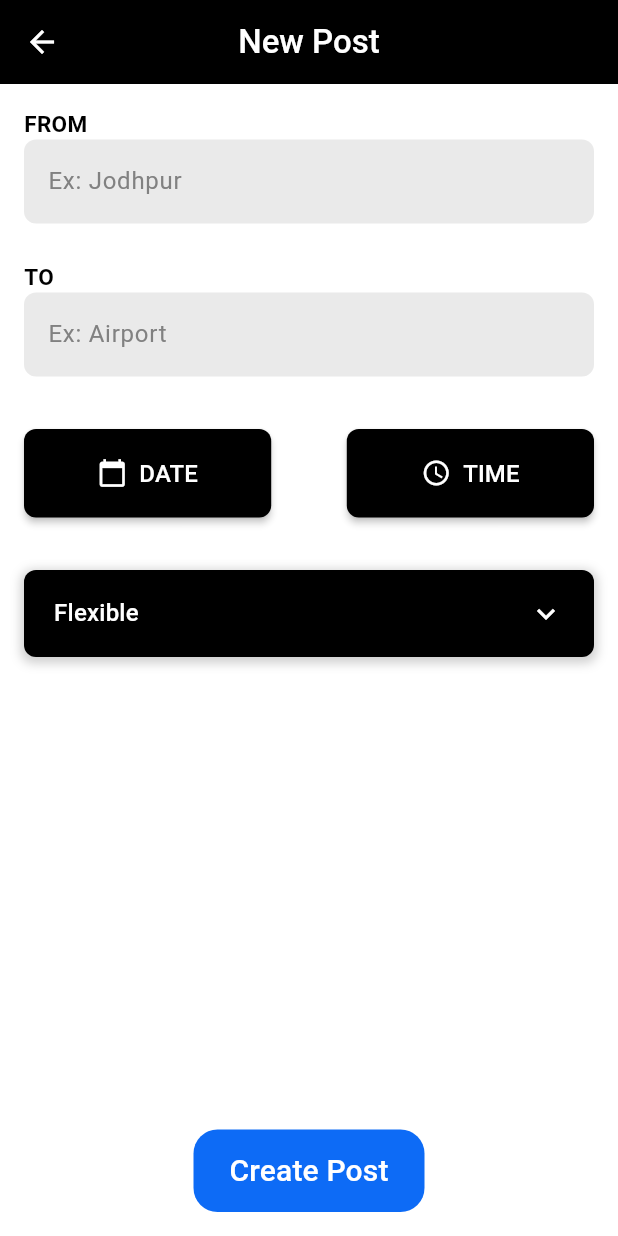
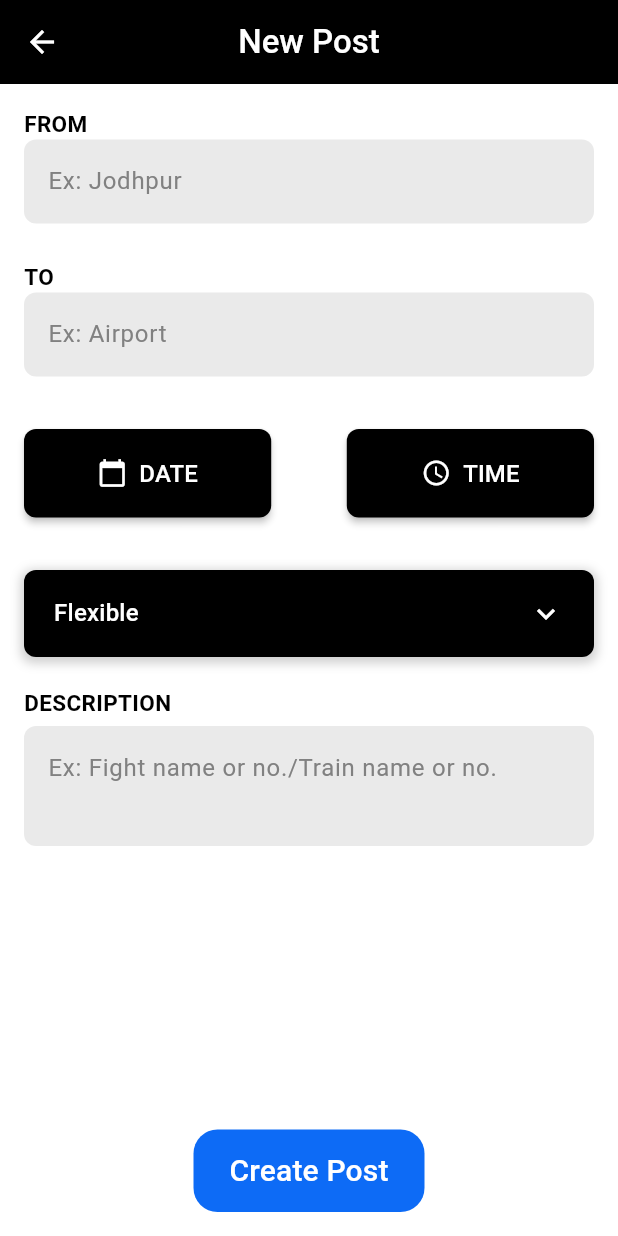
Before and after one commit to Asharma538/travel_companion, a Flutter app: the CreatePostPage screen opened directly, on a phone screen of 412 x 824 dp. Run offline on Flutter 3.47's test engine with Material 3 defaults, Android fonts, the light colour scheme and no system bars; our stand-ins replace cloud_firestore, firebase_auth, firebase_core, flutter_profile_picture, google_nav_bar, intl_phone_number_input; accounts and stored records are empty.

Commit message:
msg displayed on req tile, desc box added on create post, companions shown on view post

```diff
--- a/lib/pages/create_post_page.dart
+++ b/lib/pages/create_post_page.dart
@@ -172,6 +172,38 @@ class _CreatePostPageState extends State<CreatePostPage> {
                   });
                 },
                 dropdownColor: secondaryColor,
+              ),
+            ),
+            Container(
+              padding: const EdgeInsets.fromLTRB(0, 20, 0, 5),
+              child: const Text(
+                "DESCRIPTION",
+                style: TextStyle(
+                  color: Colors.black,
+                  fontSize: 15.0,
+                  fontWeight: FontWeight.bold,
+                ),
+              ),
+            ),
+            TextField(
+              style: const TextStyle(
+                color: primaryTextColor,
+              ),
+              maxLines: 2,
+              onChanged: (val){
+                description = val;
+              },
+              decoration: InputDecoration(
+                filled: true,
+                fillColor: textFieldBackgroundColor,
+                border: OutlineInputBorder(
+                  borderRadius: BorderRadius.circular(8.0),
+                  borderSide: BorderSide.none,
+                ),
+                hintText: "Ex: Fight name or no./Train name or no.",
+                hintStyle: const TextStyle(
+                  color: placeholderTextColor,
+                ),
               ),
             ),
             const SizedBox(height: 15),
```
Also changed, not shown: lib/components/request_tile.dart (+7 -1 lines), lib/pages/requests.dart (+14 -10 lines), lib/pages/view_post.dart (+28 -12 lines).
